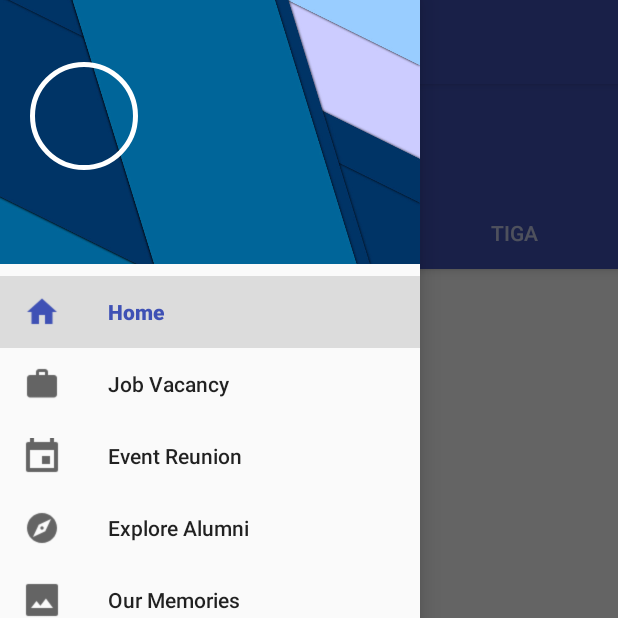
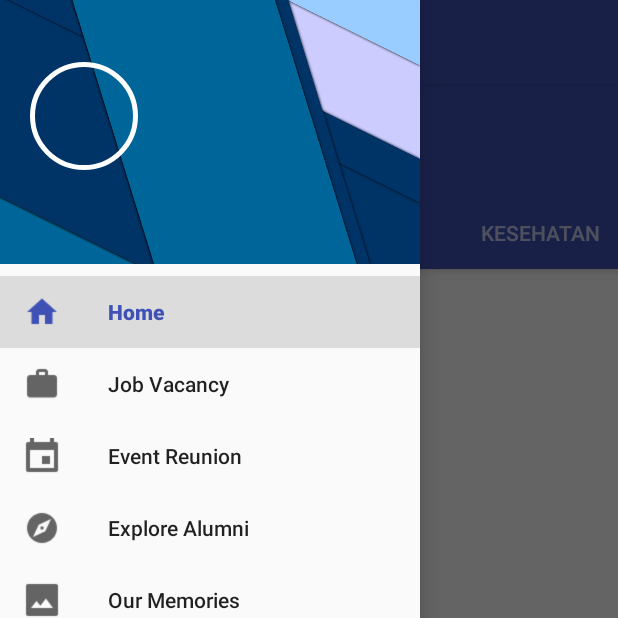
Before and after one commit to lathifrdp/ipb_connect, an Android app: the fragment SharingFragment placed in its activity, with the side drawer open, on a phone screen of 412 x 824 dp, the top half of it. Run offline under Robolectric (Android 15) with nearby library versions, the phone set to English and light mode, and no system bars; our stand-ins replace CircleImageView; libraries missing offline, so code that uses them is left out: com.github.mikephil.charting; 9 statements that could not run were skipped.

Commit message:
create SharingFragment

```diff
--- a/app/src/main/java/com/example/lathifrdp/demoapp/fragment/sharing/SharingFragment.java
+++ b/app/src/main/java/com/example/lathifrdp/demoapp/fragment/sharing/SharingFragment.java
@@ -27,10 +27,10 @@ public class SharingFragment extends Fragment {
     public void onViewCreated(View view, @Nullable Bundle savedInstanceState) {
         super.onViewCreated(view, savedInstanceState);
 
-        Toolbar toolbar = getView().findViewById(R.id.toolbar);
-        ((AppCompatActivity) getActivity()).setSupportActionBar(toolbar);
-
-        ((AppCompatActivity) getActivity()).getSupportActionBar().setDisplayHomeAsUpEnabled(true);
+//        Toolbar toolbar = getView().findViewById(R.id.toolbar);
+//        ((AppCompatActivity) getActivity()).setSupportActionBar(toolbar);
+//
+//        ((AppCompatActivity) getActivity()).getSupportActionBar().setDisplayHomeAsUpEnabled(true);
 
         ViewPager viewPager = getView().findViewById(R.id.viewpager);
         setupViewPager(viewPager);
@@ -40,9 +40,13 @@ public class SharingFragment extends Fragment {
     }
     private void setupViewPager(ViewPager viewPager) {
         ViewPagerAdapter adapter = new ViewPagerAdapter(getActivity().getSupportFragmentManager());
-        adapter.addFragment(PageFragment.newInstance("Satu"), "Satu");
-        adapter.addFragment(PageFragment.newInstance("Dua"), "Dua");
-        adapter.addFragment(PageFragment.newInstance("Tiga"), "Tiga");
+        adapter.addFragment(TerbaruFragment.newInstance(), "Terbaru");
+        adapter.addFragment(PopularFragment.newInstance(), "Popular");
+        adapter.addFragment(TeknologiFragment.newInstance(), "Teknologi");
+        adapter.addFragment(DesainFragment.newInstance(), "Desain");
+        adapter.addFragment(BisnisFragment.newInstance(), "Bisnis");
+        adapter.addFragment(KesehatanFragment.newInstance(), "Kesehatan");
+        adapter.addFragment(UmumFragment.newInstance(), "Umum");
         viewPager.setAdapter(adapter);
     }
 }
```
